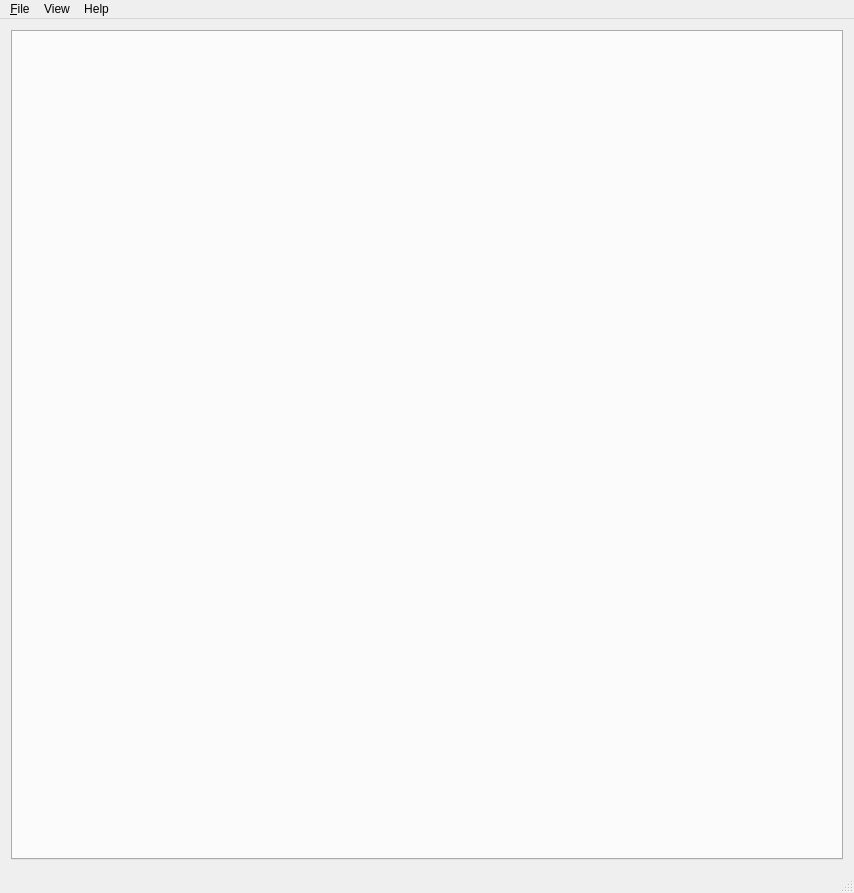
This is scdv/resources/ui/mainwindow.ui in summerkirakira/StarFabNeo as Qt 5 draws it before an edit. The edited form follows.
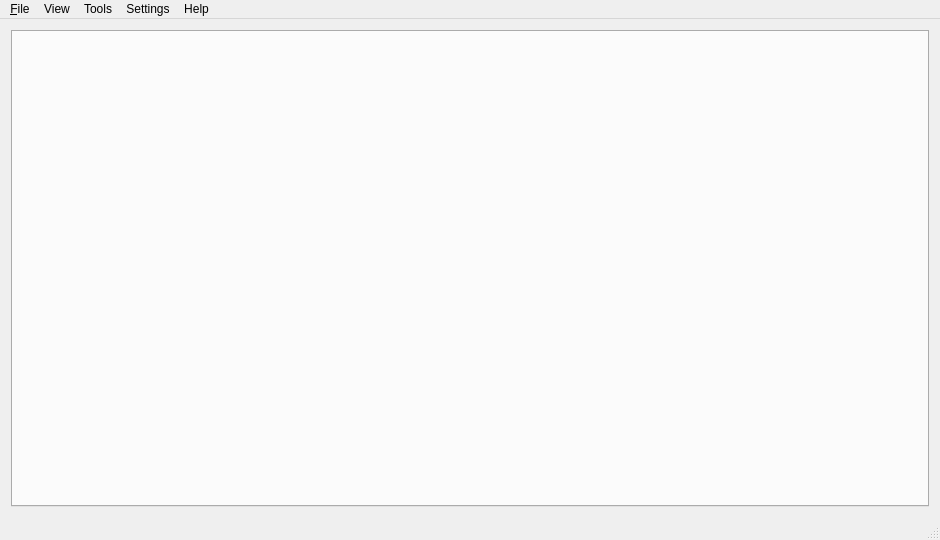
This is the edited form.

What changed in the file:
```diff
--- a/scdv/resources/ui/mainwindow.ui
+++ b/scdv/resources/ui/mainwindow.ui
@@ -6,8 +6,8 @@
    <rect>
     <x>0</x>
     <y>0</y>
-    <width>854</width>
-    <height>893</height>
+    <width>940</width>
+    <height>540</height>
    </rect>
   </property>
   <property name="windowTitle">
@@ -38,7 +38,7 @@
     <rect>
      <x>0</x>
      <y>0</y>
-     <width>854</width>
+     <width>940</width>
      <height>21</height>
     </rect>
    </property>
@@ -73,11 +73,31 @@
     <addaction name="actionDatacore"/>
     <addaction name="actionLocal_Files"/>
     <addaction name="actionConsole"/>
-    <addaction name="separator"/>
-    <addaction name="menuStyle"/>
+   </widget>
+   <widget class="QMenu" name="menuTools">
+    <property name="title">
+     <string>Tools</string>
+    </property>
+    <addaction name="actionExportShipEntity"/>
+   </widget>
+   <widget class="QMenu" name="menuSettings">
+    <property name="title">
+     <string>Settings</string>
+    </property>
+    <widget class="QMenu" name="menuTheme">
+     <property name="title">
+      <string>Theme</string>
+     </property>
+     <addaction name="actionDarkTheme"/>
+     <addaction name="actionLightTheme"/>
+    </widget>
+    <addaction name="actionSettings"/>
+    <addaction name="menuTheme"/>
    </widget>
    <addaction name="menuFile"/>
    <addaction name="menuView"/>
+   <addaction name="menuTools"/>
+   <addaction name="menuSettings"/>
    <addaction name="menuHelp"/>
   </widget>
   <widget class="QStatusBar" name="statusBar"/>
```
Left out of the diff: 47 changed lines with no effect on the pictures.
